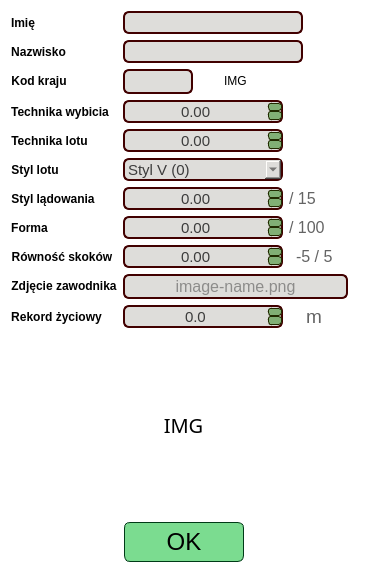
SiekamCebule/sj-sim, file source/UI/EditorWidgets/JumperEditorWidget.ui: the form before one commit.
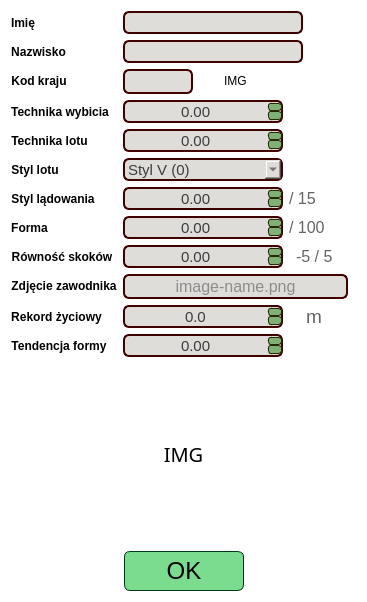
The form after the commit.

Diff of the .ui file:
```diff
--- a/source/UI/EditorWidgets/JumperEditorWidget.ui
+++ b/source/UI/EditorWidgets/JumperEditorWidget.ui
@@ -7,7 +7,7 @@
     <x>0</x>
     <y>0</y>
     <width>367</width>
-    <height>573</height>
+    <height>602</height>
    </rect>
   </property>
   <property name="windowTitle">
@@ -1182,6 +1182,95 @@
          </item>
         </layout>
        </item>
+       <item row="11" column="0">
+        <widget class="QLabel" name="label_formTendence">
+         <property name="font">
+          <font>
+           <family>Segoe UI</family>
+           <pointsize>9</pointsize>
+           <bold>true</bold>
+          </font>
+         </property>
+         <property name="styleSheet">
+          <string notr="true">color: black;</string>
+         </property>
+         <property name="text">
+          <string>Tendencja formy</string>
+         </property>
+         <property name="alignment">
+          <set>Qt::AlignCenter</set>
+         </property>
+         <property name="margin">
+          <number>3</number>
+         </property>
+        </widget>
+       </item>
+       <item row="11" column="1">
+        <widget class="QDoubleSpinBox" name="doubleSpinBox_formTendence">
+         <property name="sizePolicy">
+          <sizepolicy hsizetype="Preferred" vsizetype="Fixed">
+           <horstretch>0</horstretch>
+           <verstretch>0</verstretch>
+          </sizepolicy>
+         </property>
+         <property name="minimumSize">
+          <size>
+           <width>160</width>
+           <height>23</height>
+          </size>
+         </property>
+         <property name="maximumSize">
+          <size>
+           <width>160</width>
+           <height>23</height>
+          </size>
+         </property>
+         <property name="font">
+          <font>
+           <pointsize>11</pointsize>
+          </font>
+         </property>
+         <property name="styleSheet">
+          <string notr="true">QWidget{
+	background-color: rgb(222, 221, 218);
+	color: rgb(60, 60, 60);
+	border: 2px solid rgb(65, 0, 0);
+	border-radius: 6px;
+}
+
+QDoubleSpinBox::up-button{
+border: 1px solid rgb(33, 42, 0);
+border-radius: 3px;
+		background-color: rgb(129, 175, 117);
+	color: rgb(0, 59, 23);
+}
+QDoubleSpinBox::down-button{
+border: 1px solid rgb(33, 42, 0);
+border-radius: 3px;
+	background-color: rgb(129, 175, 117);
+	color: rgb(0, 59, 23);
+}</string>
+         </property>
+         <property name="wrapping">
+          <bool>false</bool>
+         </property>
+         <property name="alignment">
+          <set>Qt::AlignCenter</set>
+         </property>
+         <property name="readOnly">
+          <bool>false</bool>
+         </property>
+         <property name="correctionMode">
+          <enum>QAbstractSpinBox::CorrectToPreviousValue</enum>
+         </property>
+         <property name="minimum">
+          <double>-10.000000000000000</double>
+         </property>
+         <property name="maximum">
+          <double>10.000000000000000</double>
+         </property>
+        </widget>
+       </item>
       </layout>
      </item>
     </layout>
```
